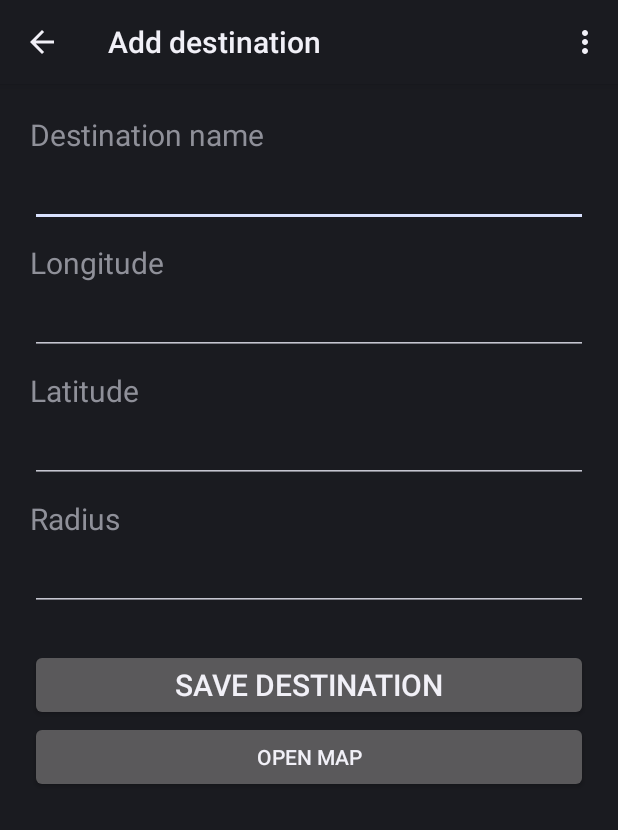
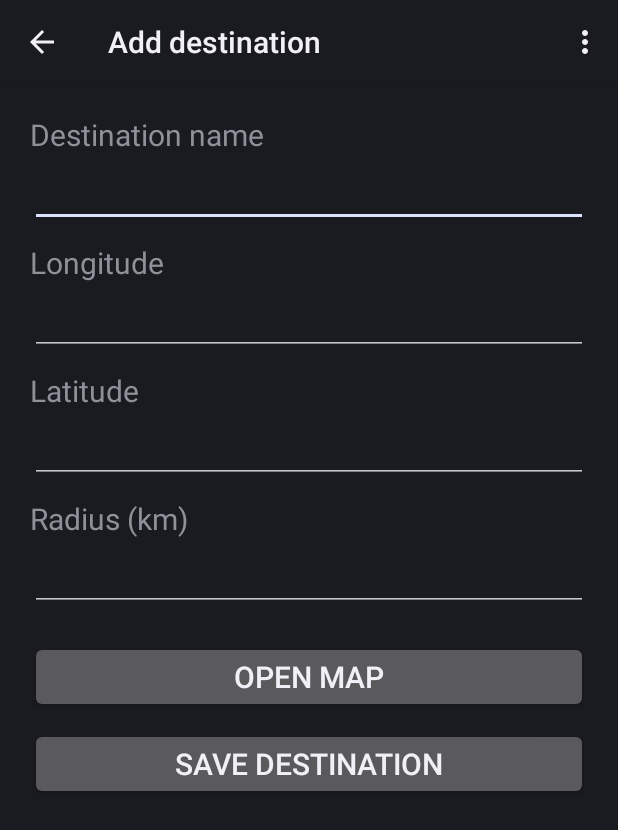
Before and after one commit to Merwis/MyGeoalarm, an Android app: the screen it shows after launch (AddDestinationActivity), after a tap on "ADD NEW DESTINATION", on a phone screen of 412 x 824 dp. Shown: the top 830 px of the screen. Run offline under Robolectric (Android 15) with nearby library versions, the phone set to English and light mode, and no system bars; 20 statements that could not run were skipped.

Commit message:
Texts in xml files now taken from strings.xml

```diff
--- a/app/src/main/res/layout/activity_add_destination.xml
+++ b/app/src/main/res/layout/activity_add_destination.xml
@@ -13,7 +13,7 @@
         <TextView
             android:layout_width="match_parent"
             android:layout_height="wrap_content"
-            android:text="Destination name"
+            android:text="@string/destination_name"
             android:textSize="20dp"
             />
         <EditText
@@ -25,7 +25,7 @@
         <TextView
             android:layout_width="match_parent"
             android:layout_height="wrap_content"
-            android:text="Longitude"
+            android:text="@string/longitude"
             android:textSize="20dp"
             android:paddingTop="10dp"
             />
@@ -39,7 +39,7 @@
         <TextView
             android:layout_width="match_parent"
             android:layout_height="wrap_content"
-            android:text="Latitude"
+            android:text="@string/latitude"
             android:textSize="20dp"
             android:paddingTop="10dp"
             />
@@ -53,7 +53,7 @@
         <TextView
             android:layout_width="match_parent"
             android:layout_height="wrap_content"
-            android:text="Radius"
+            android:text="@string/radius"
             android:textSize="20dp"
             android:paddingTop="10dp"
             />
@@ -68,17 +68,20 @@
         <Button
             android:layout_width="match_parent"
             android:layout_height="wrap_content"
-            android:id="@+id/addDestinationSave"
-            android:text="Save destination"
+            android:id="@+id/openMap"
             android:textSize="20dp"
-            android:layout_marginTop="25dp"
-            />
+            android:text="@string/open_map"
+            android:layout_marginTop="20dp"/>
 
         <Button
             android:layout_width="match_parent"
             android:layout_height="wrap_content"
-            android:id="@+id/openMap"
-            android:text="Open map"/>
+            android:id="@+id/addDestinationSave"
+            android:text="@string/save_destination"
+            android:textSize="20dp"
+            android:layout_marginTop="10dp"/>
+
+
 
     </LinearLayout>
 
--- a/app/src/main/res/layout/activity_map.xml
+++ b/app/src/main/res/layout/activity_map.xml
@@ -15,7 +15,7 @@
         android:layout_width="match_parent"
         android:layout_height="wrap_content"
         android:id="@+id/addGpsCoordinates"
-        android:text="ADD GPS"/>
+        android:text="@string/add_gps"/>
 
 
 
--- a/app/src/main/res/layout/fragment_main.xml
+++ b/app/src/main/res/layout/fragment_main.xml
@@ -6,7 +6,7 @@
     <TextView
         android:layout_width="wrap_content"
         android:layout_height="wrap_content"
-        android:text="Selected destination"
+        android:text="@string/selected_destination"
         android:layout_gravity="center"
         android:layout_marginTop="30dp"
         />
@@ -39,7 +39,7 @@
         android:id="@+id/destination_activate"
         android:layout_gravity="center"
         android:layout_marginTop="50dp"
-        android:text="ACTIVATE"
+        android:text="@string/activate"
         />
     <Button
         android:layout_width="wrap_content"
@@ -47,6 +47,6 @@
         android:id="@+id/destination_deactivate"
         android:layout_gravity="center"
         android:layout_marginTop="50dp"
-        android:text="DEACTIVATE"
+        android:text="@string/deactivate"
         />
 </LinearLayout>
--- a/app/src/main/res/values/strings.xml
+++ b/app/src/main/res/values/strings.xml
@@ -3,4 +3,16 @@
 
     <string name="hello_world">Hello world!</string>
     <string name="action_settings">Settings</string>
+    <string name="longitude">Longitude</string>
+    <string name="latitude">Latitude</string>
+    <string name="destination_name">Destination name</string>
+    <string name="radius">Radius (km)</string>
+    <string name="save_destination">Save destination</string>
+    <string name="open_map">Open map</string>
+    <string name="add_new_destination">Add new destination</string>
+    <string name="add_gps">Add GPS</string>
+    <string name="change_alarm_song">Change alarm song</string>
+    <string name="selected_destination">Selected destination</string>
+    <string name="activate">ACTIVATE</string>
+    <string name="deactivate">DEACTIVATE</string>
 </resources>
```
Also changed, not shown: app/src/main/res/layout/activity_main.xml (+4 -33 lines).
